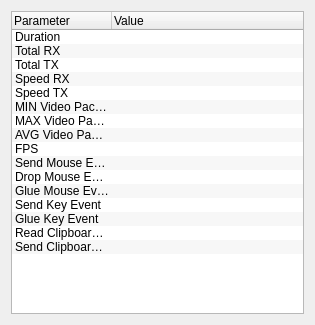
This is source/client/ui/statistics_dialog.ui in dchapyshev/aspia as Qt 5 draws it before an edit. The edited form follows.
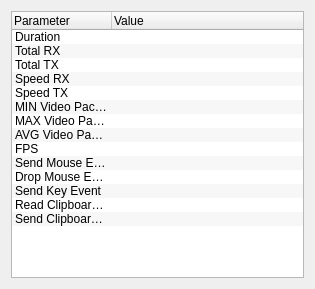
This is the edited form.

Commit message: Remove repeated events.

```diff
--- a/source/client/ui/statistics_dialog.ui
+++ b/source/client/ui/statistics_dialog.ui
@@ -7,7 +7,7 @@
     <x>0</x>
     <y>0</y>
     <width>315</width>
-    <height>325</height>
+    <height>289</height>
    </rect>
   </property>
   <property name="windowTitle">
@@ -96,21 +96,11 @@
        <string notr="true">Drop Mouse Event</string>
       </property>
      </item>
-     <item>
-      <property name="text">
-       <string notr="true">Glue Mouse Event</string>
-      </property>
-     </item>
      <item>
       <property name="text">
        <string notr="true">Send Key Event</string>
       </property>
      </item>
-     <item>
-      <property name="text">
-       <string notr="true">Glue Key Event</string>
-      </property>
-     </item>
      <item>
       <property name="text">
        <string notr="true">Read Clipboard Event</string>
```
The commit also changes 21 other files.
